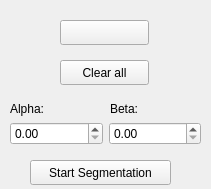
The window that segmentationwidget.ui (GIBIS-UNIFESP/BIAL-GUI) describes before a commit, drawn with Qt 5.
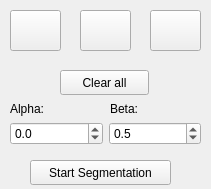
The same window after the commit.

Commit message: Addded segmentation widget.

```diff
--- a/segmentationwidget.ui
+++ b/segmentationwidget.ui
@@ -30,7 +30,7 @@
    <property name="geometry">
     <rect>
      <x>60</x>
-     <y>60</y>
+     <y>70</y>
      <width>89</width>
      <height>25</height>
     </rect>
@@ -42,15 +42,21 @@
   <widget class="QPushButton" name="eraserButton">
    <property name="geometry">
     <rect>
-     <x>60</x>
-     <y>20</y>
-     <width>89</width>
-     <height>25</height>
+     <x>10</x>
+     <y>10</y>
+     <width>51</width>
+     <height>41</height>
     </rect>
    </property>
    <property name="text">
     <string/>
    </property>
+   <property name="checkable">
+    <bool>true</bool>
+   </property>
+   <property name="autoExclusive">
+    <bool>true</bool>
+   </property>
   </widget>
   <widget class="QLabel" name="label">
    <property name="geometry">
@@ -78,7 +84,7 @@
     <string>Beta:</string>
    </property>
   </widget>
-  <widget class="QWidget" name="">
+  <widget class="QWidget" name="layoutWidget">
    <property name="geometry">
     <rect>
      <x>10</x>
@@ -89,13 +95,77 @@
    </property>
    <layout class="QHBoxLayout" name="horizontalLayout">
     <item>
-     <widget class="QDoubleSpinBox" name="AlphaSpinBox"/>
+     <widget class="QDoubleSpinBox" name="AlphaSpinBox">
+      <property name="decimals">
+       <number>1</number>
+      </property>
+      <property name="minimum">
+       <double>-1.000000000000000</double>
+      </property>
+      <property name="maximum">
+       <double>1.000000000000000</double>
+      </property>
+      <property name="singleStep">
+       <double>0.100000000000000</double>
+      </property>
+     </widget>
     </item>
     <item>
-     <widget class="QDoubleSpinBox" name="BetaSpinBox"/>
+     <widget class="QDoubleSpinBox" name="BetaSpinBox">
+      <property name="decimals">
+       <number>1</number>
+      </property>
+      <property name="maximum">
+       <double>4.000000000000000</double>
+      </property>
+      <property name="singleStep">
+       <double>0.100000000000000</double>
+      </property>
+      <property name="value">
+       <double>0.500000000000000</double>
+      </property>
+     </widget>
     </item>
    </layout>
   </widget>
+  <widget class="QPushButton" name="drawButton">
+   <property name="geometry">
+    <rect>
+     <x>80</x>
+     <y>10</y>
+     <width>51</width>
+     <height>41</height>
+    </rect>
+   </property>
+   <property name="text">
+    <string/>
+   </property>
+   <property name="checkable">
+    <bool>true</bool>
+   </property>
+   <property name="autoExclusive">
+    <bool>true</bool>
+   </property>
+  </widget>
+  <widget class="QPushButton" name="mouseButton">
+   <property name="geometry">
+    <rect>
+     <x>150</x>
+     <y>10</y>
+     <width>51</width>
+     <height>41</height>
+    </rect>
+   </property>
+   <property name="text">
+    <string/>
+   </property>
+   <property name="checkable">
+    <bool>true</bool>
+   </property>
+   <property name="autoExclusive">
+    <bool>true</bool>
+   </property>
+  </widget>
  </widget>
  <resources/>
  <connections/>
```
The commit also changes 5 other files.
